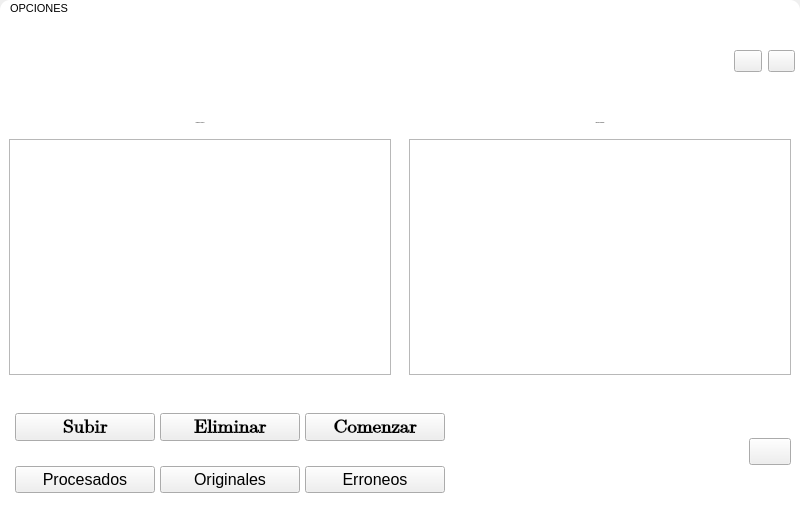
The window that App/Front/ventanasui/V_KWRB.ui (LAngelVp/ProccessRMPG73) describes before a commit, drawn with Qt 5.
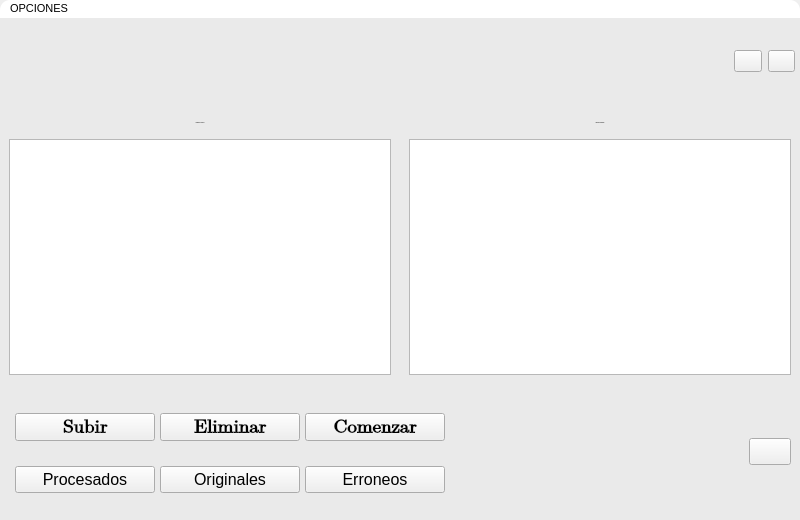
The same window after the commit. Icons and pictures are not drawn.

```diff
--- a/App/Front/ventanasui/V_KWRB.ui
+++ b/App/Front/ventanasui/V_KWRB.ui
@@ -33,7 +33,7 @@
 max-height:520px;
 }
 #WPrincipal{
-background-color: rgb(255, 255, 255);
+background-color: rgb(234, 234, 234);
 }
 [objectName^=&quot;btc_btc&quot;]{
 background-color: transparent;
```
